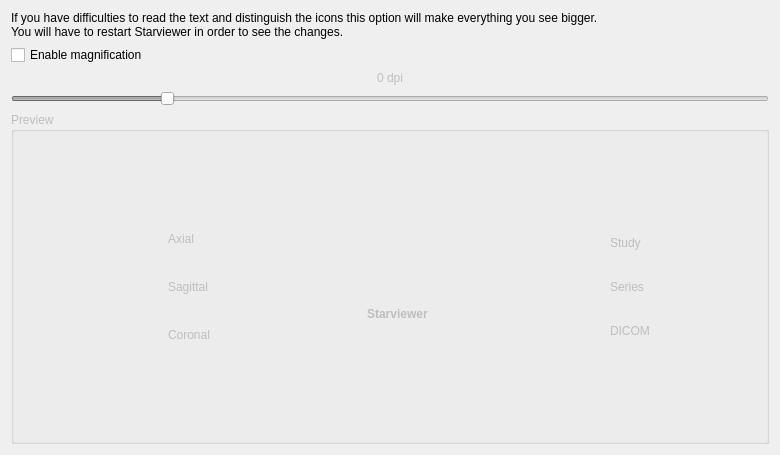
The window that starviewer/src/core/qdpiconfigurationscreenbase.ui (starviewer-medical/starviewer) describes before a commit, drawn with Qt 5.
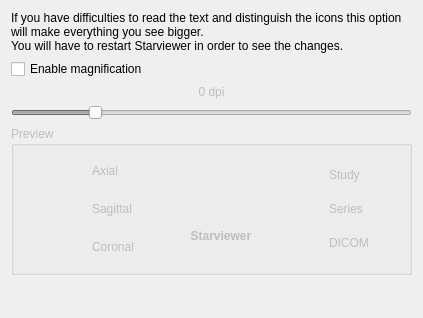
The same window after the commit. Icons and pictures are not drawn.

What changed in the file:
```diff
--- a/starviewer/src/core/qdpiconfigurationscreenbase.ui
+++ b/starviewer/src/core/qdpiconfigurationscreenbase.ui
@@ -6,16 +6,10 @@
    <rect>
     <x>0</x>
     <y>0</y>
-    <width>780</width>
-    <height>455</height>
+    <width>423</width>
+    <height>318</height>
    </rect>
   </property>
-  <property name="sizePolicy">
-   <sizepolicy hsizetype="Preferred" vsizetype="MinimumExpanding">
-    <horstretch>0</horstretch>
-    <verstretch>0</verstretch>
-   </sizepolicy>
-  </property>
   <property name="windowTitle">
    <string>Magnification</string>
   </property>
@@ -72,12 +66,6 @@
      <property name="enabled">
       <bool>false</bool>
      </property>
-     <property name="sizePolicy">
-      <sizepolicy hsizetype="Preferred" vsizetype="Maximum">
-       <horstretch>0</horstretch>
-       <verstretch>0</verstretch>
-      </sizepolicy>
-     </property>
      <property name="text">
       <string>0 dpi</string>
      </property>
@@ -95,102 +83,33 @@
       <string>Preview</string>
      </property>
      <layout class="QGridLayout" name="gridLayout_5">
-      <item row="1" column="1">
-       <layout class="QGridLayout" name="gridLayout_3">
-        <item row="0" column="1">
-         <widget class="QLabel" name="axialLabel">
-          <property name="text">
-           <string>Axial</string>
-          </property>
-         </widget>
-        </item>
-        <item row="0" column="0">
-         <widget class="QWidget" name="axialIcon" native="true">
-          <property name="minimumSize">
-           <size>
-            <width>32</width>
-            <height>32</height>
-           </size>
-          </property>
-          <property name="maximumSize">
-           <size>
-            <width>32</width>
-            <height>32</height>
-           </size>
-          </property>
-          <property name="styleSheet">
-           <string notr="true">image: url(:/images/icons/axial.svg);</string>
-          </property>
-         </widget>
-        </item>
-        <item row="1" column="1">
-         <widget class="QLabel" name="sagittalLabel">
-          <property name="text">
-           <string>Sagittal</string>
-          </property>
-         </widget>
-        </item>
-        <item row="2" column="1">
-         <widget class="QLabel" name="coronalLabel">
-          <property name="text">
-           <string>Coronal</string>
-          </property>
-         </widget>
-        </item>
-        <item row="1" column="0">
-         <widget class="QWidget" name="sagittalIcon" native="true">
-          <property name="minimumSize">
-           <size>
-            <width>32</width>
-            <height>32</height>
-           </size>
-          </property>
-          <property name="maximumSize">
-           <size>
-            <width>32</width>
-            <height>32</height>
-           </size>
-          </property>
-          <property name="styleSheet">
-           <string notr="true">image: url(:/images/icons/sagittal.svg);</string>
-          </property>
-         </widget>
-        </item>
-        <item row="2" column="0">
-         <widget class="QWidget" name="coronalIcon" native="true">
-          <property name="minimumSize">
-           <size>
-            <width>32</width>
-            <height>32</height>
-           </size>
-          </property>
-          <property name="maximumSize">
-           <size>
-            <width>32</width>
-            <height>32</height>
-           </size>
-          </property>
-          <property name="styleSheet">
-           <string notr="true">image: url(:/images/icons/coronal.svg);</string>
-          </property>
-         </widget>
-        </item>
-       </layout>
+      <item row="0" column="4">
+       <spacer name="horizontalSpacer_6">
+        <property name="orientation">
+         <enum>Qt::Horizontal</enum>
+        </property>
+        <property name="sizeHint" stdset="0">
+         <size>
+          <width>20</width>
+          <height>20</height>
+         </size>
+        </property>
+       </spacer>
       </item>
-      <item row="0" column="1" colspan="5">
-       <spacer name="verticalSpacer">
+      <item row="0" column="0">
+       <spacer name="horizontalSpacer_3">
         <property name="orientation">
-         <enum>Qt::Vertical</enum>
+         <enum>Qt::Horizontal</enum>
         </property>
         <property name="sizeHint" stdset="0">
          <size>
           <width>20</width>
-          <height>40</height>
+          <height>20</height>
          </size>
         </property>
        </spacer>
       </item>
-      <item row="1" column="5">
+      <item row="0" column="5">
        <layout class="QGridLayout" name="gridLayout_4">
         <item row="0" column="1">
          <widget class="QLabel" name="studyLabel">
@@ -272,7 +191,89 @@
         </item>
        </layout>
       </item>
-      <item row="1" column="3">
+      <item row="0" column="1">
+       <layout class="QGridLayout" name="gridLayout_3">
+        <item row="0" column="1">
+         <widget class="QLabel" name="axialLabel">
+          <property name="text">
+           <string>Axial</string>
+          </property>
+         </widget>
+        </item>
+        <item row="0" column="0">
+         <widget class="QWidget" name="axialIcon" native="true">
+          <property name="minimumSize">
+           <size>
+            <width>32</width>
+            <height>32</height>
+           </size>
+          </property>
+          <property name="maximumSize">
+           <size>
+            <width>32</width>
+            <height>32</height>
+           </size>
+          </property>
+          <property name="styleSheet">
+           <string notr="true">image: url(:/images/icons/axial.svg);</string>
+          </property>
+         </widget>
+        </item>
+        <item row="1" column="1">
+         <widget class="QLabel" name="sagittalLabel">
+          <property name="text">
+           <string>Sagittal</string>
+          </property>
+         </widget>
+        </item>
+        <item row="2" column="1">
+         <widget class="QLabel" name="coronalLabel">
+          <property name="text">
+           <string>Coronal</string>
+          </property>
+         </widget>
+        </item>
+        <item row="1" column="0">
+         <widget class="QWidget" name="sagittalIcon" native="true">
+          <property name="minimumSize">
+           <size>
+            <width>32</width>
+            <height>32</height>
+           </size>
+          </property>
+          <property name="maximumSize">
+           <size>
+            <width>32</width>
+            <height>32</height>
+           </size>
+          </property>
+          <property name="styleSheet">
+           <string notr="true">image: url(:/images/icons/sagittal.svg);</string>
+          </property>
+         </widget>
+        </item>
+        <item row="2" column="0">
+         <widget class="QWidget" name="coronalIcon" native="true">
+          <property name="minimumSize">
+           <size>
+            <width>32</width>
+            <height>32</height>
+           </size>
+          </property>
+          <property name="maximumSize">
+           <size>
+            <width>32</width>
+            <height>32</height>
+           </size>
+          </property>
+          <property name="styleSheet">
+           <string notr="true">image: url(:/images/icons/coronal.svg);</string>
+          </property>
+         </widget>
+        </item>
+       </layout>
+      </item>
+      <item row="0" column="3">
        <layout class="QGridLayout" name="gridLayout_2">
         <item row="1" column="1">
          <widget class="QWidget" name="logoIcon" native="true">
@@ -300,7 +301,7 @@
           </property>
           <property name="sizeHint" stdset="0">
            <size>
-            <width>40</width>
+            <width>20</width>
             <height>20</height>
            </size>
           </property>
@@ -313,7 +314,7 @@
           </property>
           <property name="sizeHint" stdset="0">
            <size>
-            <width>40</width>
+            <width>20</width>
             <height>20</height>
            </size>
           </property>
@@ -322,9 +323,10 @@
         <item row="2" column="0" colspan="3">
          <widget class="QLabel" name="logoLabel">
           <property name="text">
-           <string>&lt;center&gt;
-&lt;b&gt;Starviewer&lt;/b&gt;
-&lt;/center&gt;</string>
+           <string>&lt;b&gt;Starviewer&lt;/b&gt;</string>
+          </property>
+          <property name="alignment">
+           <set>Qt::AlignCenter</set>
           </property>
          </widget>
         </item>
@@ -333,10 +335,13 @@
           <property name="orientation">
            <enum>Qt::Vertical</enum>
           </property>
+          <property name="sizeType">
+           <enum>QSizePolicy::Maximum</enum>
+          </property>
           <property name="sizeHint" stdset="0">
            <size>
             <width>20</width>
-            <height>40</height>
+            <height>20</height>
            </size>
           </property>
          </spacer>
@@ -346,76 +351,40 @@
           <property name="orientation">
            <enum>Qt::Vertical</enum>
           </property>
+          <property name="sizeType">
+           <enum>QSizePolicy::Maximum</enum>
+          </property>
           <property name="sizeHint" stdset="0">
            <size>
             <width>20</width>
-            <height>40</height>
+            <height>20</height>
            </size>
           </property>
          </spacer>
         </item>
        </layout>
       </item>
-      <item row="1" column="6">
+      <item row="0" column="6">
        <spacer name="horizontalSpacer_4">
         <property name="orientation">
          <enum>Qt::Horizontal</enum>
         </property>
         <property name="sizeHint" stdset="0">
          <size>
-          <width>40</width>
-          <height>20</height>
-         </size>
-        </property>
-       </spacer>
-      </item>
-      <item row="1" column="0">
-       <spacer name="horizontalSpacer_3">
-        <property name="orientation">
-         <enum>Qt::Horizontal</enum>
-        </property>
-        <property name="sizeHint" stdset="0">
-         <size>
-          <width>40</width>
-          <height>20</height>
-         </size>
-        </property>
-       </spacer>
-      </item>
-      <item row="2" column="1" colspan="5">
-       <spacer name="verticalSpacer_2">
-        <property name="orientation">
-         <enum>Qt::Vertical</enum>
-        </property>
-        <property name="sizeHint" stdset="0">
-         <size>
           <width>20</width>
-          <height>40</height>
+          <height>20</height>
          </size>
         </property>
        </spacer>
       </item>
-      <item row="1" column="2">
+      <item row="0" column="2">
        <spacer name="horizontalSpacer_5">
         <property name="orientation">
          <enum>Qt::Horizontal</enum>
         </property>
         <property name="sizeHint" stdset="0">
          <size>
-          <width>40</width>
-          <height>20</height>
-         </size>
-        </property>
-       </spacer>
-      </item>
-      <item row="1" column="4">
-       <spacer name="horizontalSpacer_6">
-        <property name="orientation">
-         <enum>Qt::Horizontal</enum>
-        </property>
-        <property name="sizeHint" stdset="0">
-         <size>
-          <width>40</width>
+          <width>20</width>
           <height>20</height>
          </size>
         </property>
@@ -424,6 +393,19 @@
      </layout>
     </widget>
    </item>
+   <item row="7" column="0">
+    <spacer name="verticalSpacer_5">
+     <property name="orientation">
+      <enum>Qt::Vertical</enum>
+     </property>
+     <property name="sizeHint" stdset="0">
+      <size>
+       <width>20</width>
+       <height>40</height>
+      </size>
+     </property>
+    </spacer>
+   </item>
   </layout>
  </widget>
  <resources>
```
